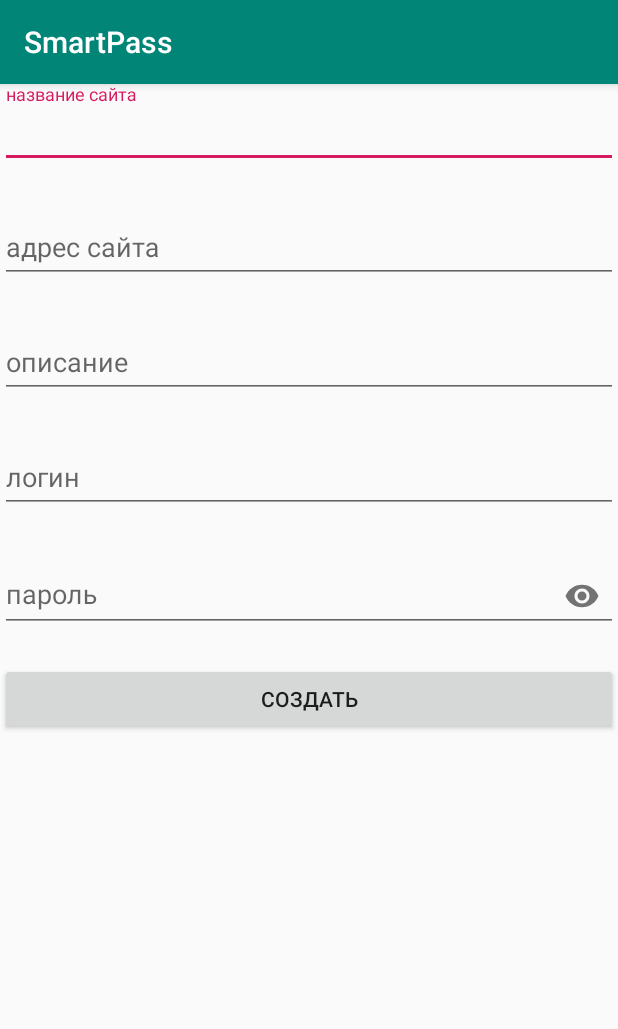
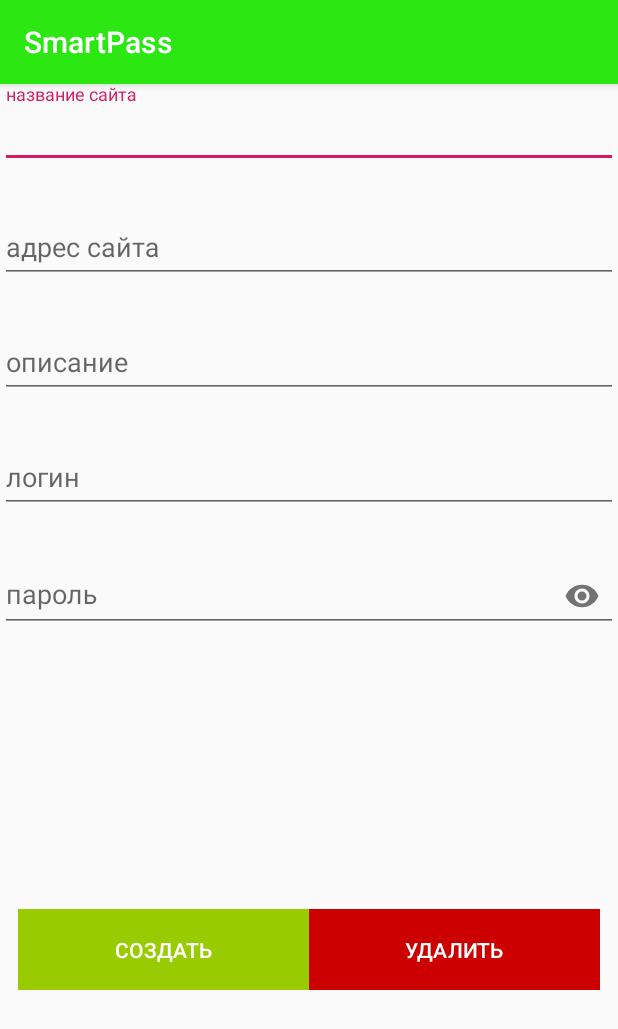
Before and after one commit to VZelinskiy/Android, an Android app: the screen it shows after launch (AccountActivity), after a tap on "ДОБАВИТЬ АККАУНТ", on a phone screen of 412 x 824 dp. Shown: the top 1029 px of the screen. Run offline under Robolectric (Android 15) with nearby library versions, the phone set to English and light mode, and no system bars.

Commit message:
add select item and delete item

```diff
--- a/SmartPass/app/src/main/java/com/example/vladimir/smartpass/AccountActivity.java
+++ b/SmartPass/app/src/main/java/com/example/vladimir/smartpass/AccountActivity.java
@@ -2,6 +2,7 @@ package com.example.vladimir.smartpass;
 
 import android.content.ContentResolver;
 import android.content.Context;
+import android.content.Intent;
 import android.database.CharArrayBuffer;
 import android.database.ContentObserver;
 import android.database.Cursor;
@@ -28,6 +29,7 @@ public class AccountActivity extends AppCompatActivity implements LoaderCallback
     private TextInputEditText inputLogin;
     private TextInputEditText inputPass;
     private SimpleCursorAdapter cursorAdapter;
+    private static long accountId;
 
     @Override
     protected void onCreate(Bundle savedInstanceState) {
@@ -35,10 +37,21 @@ public class AccountActivity extends AppCompatActivity implements LoaderCallback
         setContentView(R.layout.account);
 
         FindUIComponents();
+        InitDB();
 
+        initAccountID();
+        getSupportLoaderManager().initLoader(0, null, this);
+
+    }
+
+    private void initAccountID() {
+        Intent intent = getIntent();
+        accountId = intent.getLongExtra("id", 0);
+    }
+
+    private void InitDB() {
         accountDB = new AccountDB(this);
         accountDB.openToWrite();
-        //getSupportLoaderManager().initLoader(0, null, this);
     }
 
     @Override
@@ -46,6 +59,8 @@ public class AccountActivity extends AppCompatActivity implements LoaderCallback
         super.onDestroy();
         accountDB.close();
     }
+
+
 
     private void FindUIComponents() {
         confirmButton = findViewById(R.id.confirmButton);
@@ -71,17 +86,29 @@ public class AccountActivity extends AppCompatActivity implements LoaderCallback
     @NonNull
     @Override
     public Loader<Cursor> onCreateLoader(int id, @Nullable Bundle args) {
-        return new MainActivity.MyCursorLoader(this, accountDB);
+        return new MyCursorLoader(this, accountDB);
     }
 
     @Override
     public void onLoadFinished(@NonNull Loader<Cursor> loader, Cursor data) {
-        cursorAdapter.swapCursor(data);
+        if (cursorAdapter != null) {
+            cursorAdapter.swapCursor(data);
+        }
     }
 
     @Override
     public void onLoaderReset(@NonNull Loader<Cursor> loader) {
         cursorAdapter.swapCursor(null);
+    }
+
+    public void deleteButton(View view) {
+        if (accountId == 0){
+            return;
+        }
+
+        accountDB.delRec(accountId);
+
+        finish();
     }
 
     static class MyCursorLoader extends CursorLoader {
@@ -94,9 +121,15 @@ public class AccountActivity extends AppCompatActivity implements LoaderCallback
 
         @Override
         public Cursor loadInBackground() {
-            Cursor cursor = null;
+            if (accountId == 0){
+                return null;
+            }
+            else {
+                Cursor cursor = accountDB.selectAccountById(accountId);
 
-            return cursor;
+                return cursor;
+            }
+
         }
     }
 }
--- a/SmartPass/app/src/main/java/com/example/vladimir/smartpass/MainActivity.java
+++ b/SmartPass/app/src/main/java/com/example/vladimir/smartpass/MainActivity.java
@@ -9,7 +9,9 @@ import android.support.v4.app.FragmentActivity;
 import android.support.v4.content.Loader;
 import android.os.Bundle;
 import android.support.v7.app.AppCompatActivity;
+import android.view.MenuItem;
 import android.view.View;
+import android.widget.AdapterView;
 import android.widget.Button;
 import android.widget.ListView;
 import android.widget.SimpleCursorAdapter;
@@ -64,6 +66,17 @@ public class MainActivity extends AppCompatActivity implements LoaderCallbacks<C
         cursorAdapter = new SimpleCursorAdapter(this, R.layout.item, null, from, to, 0);
         accountList.setAdapter(cursorAdapter);
 
+        accountList.setOnItemClickListener(new AdapterView.OnItemClickListener(){
+            @Override
+            public void onItemClick(AdapterView<?> parent, View v, int position, long id)
+            {
+                Intent intent = new Intent(MainActivity.this, AccountActivity.class);
+                intent.setFlags(Intent.FLAG_ACTIVITY_CLEAR_TOP);
+                intent.putExtra("id", id);
+                startActivity(intent);
+            }
+        });
+
         getSupportLoaderManager().initLoader(0, null, this);
     }
 
@@ -100,6 +113,7 @@ public class MainActivity extends AppCompatActivity implements LoaderCallbacks<C
         cursorAdapter.swapCursor(null);
     }
 
+
     static class MyCursorLoader extends CursorLoader {
         AccountDB accountDB;
 
--- a/SmartPass/app/src/main/res/layout/account.xml
+++ b/SmartPass/app/src/main/res/layout/account.xml
@@ -78,12 +78,34 @@
                 android:inputType="textPassword" />
         </android.support.design.widget.TextInputLayout>
 
-        <Button
-            android:id="@+id/confirmButton"
+        <LinearLayout
             android:layout_width="match_parent"
-            android:layout_height="wrap_content"
-            android:text="@string/confirmButton"
-            android:onClick="addButton" />
+            android:layout_height="match_parent"
+            android:orientation="horizontal"
+            style="?android:attr/buttonBarButtonStyle">
+
+            <Button
+                android:id="@+id/confirmButton"
+                style="?android:attr/buttonBarButtonStyle"
+                android:layout_width="0dp"
+                android:layout_height="wrap_content"
+                android:layout_weight="1"
+                android:background="@android:color/holo_green_light"
+                android:onClick="addButton"
+                android:text="@string/confirmButton"
+                android:textColor="@android:color/background_light" />
+
+            <Button
+                android:id="@+id/DeleteButton"
+                style="?android:attr/buttonBarButtonStyle"
+                android:layout_width="0dp"
+                android:layout_height="wrap_content"
+                android:layout_weight="1"
+                android:background="@android:color/holo_red_dark"
+                android:text="@string/deleteButton"
+                android:onClick="deleteButton"
+                android:textColor="@android:color/background_light" />
+        </LinearLayout>
 
     </LinearLayout>
 
--- a/SmartPass/app/src/main/res/values/colors.xml
+++ b/SmartPass/app/src/main/res/values/colors.xml
@@ -1,6 +1,6 @@
 <?xml version="1.0" encoding="utf-8"?>
 <resources>
-    <color name="colorPrimary">#008577</color>
+    <color name="colorPrimary">#2be813</color>
     <color name="colorPrimaryDark">#00574B</color>
     <color name="colorAccent">#D81B60</color>
 </resources>
--- a/SmartPass/app/src/main/res/values/strings.xml
+++ b/SmartPass/app/src/main/res/values/strings.xml
@@ -7,4 +7,5 @@
     <string name="inputPass">пароль</string>
     <string name="inputSiteName">название сайта</string>
     <string name="confirmButton">создать</string>
+    <string name="deleteButton">Удалить</string>
 </resources>
```
Also changed, not shown: SmartPass/app/src/main/java/com/example/vladimir/smartpass/AccountDB.java (+16 -10 lines).
